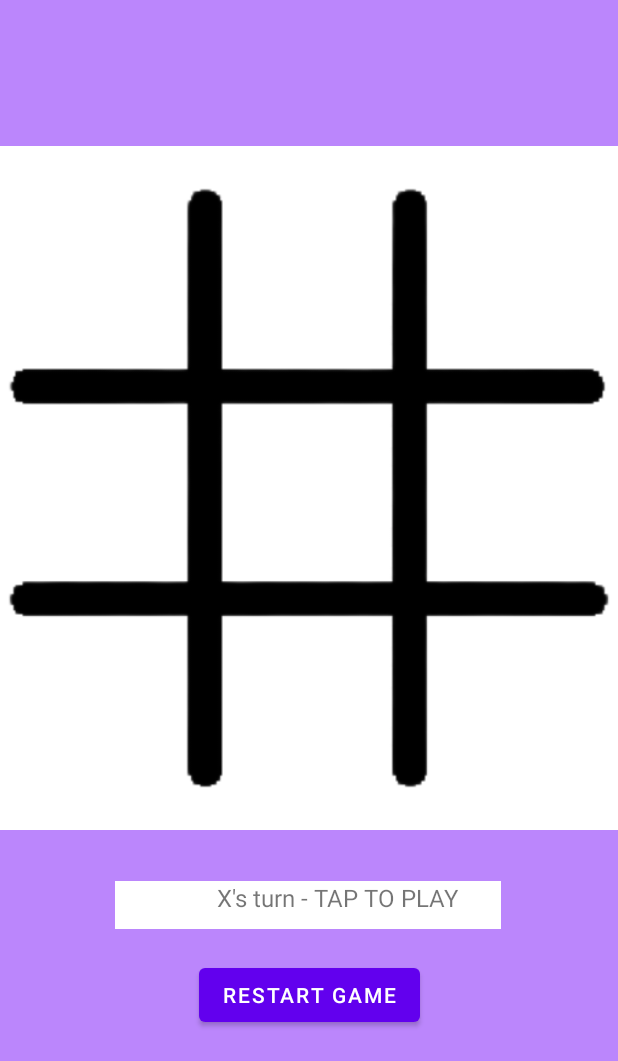
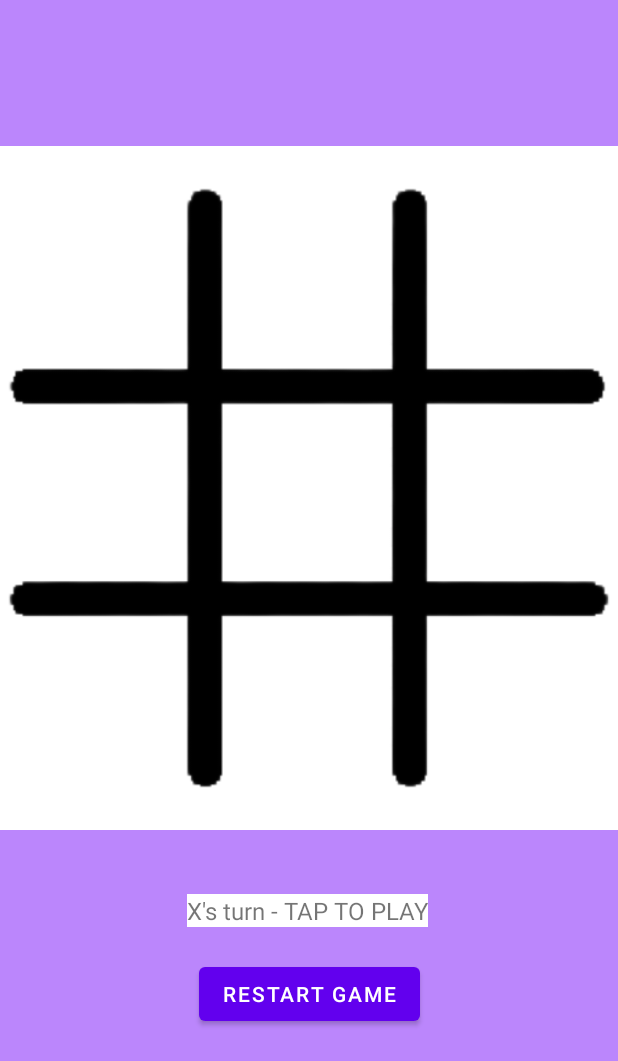
Before and after one commit to EkagraS/Tic-Tac-Toe-game, an Android app: the screen it shows after launch (MainActivity), on a phone screen of 412 x 824 dp, the part 175-1236 px from its top. Run offline under Robolectric (Android 15) with nearby library versions, the phone set to English and light mode, and no system bars.

Commit message:
Tic-Tac-Toe running successfully.

```diff
--- a/app/src/main/res/layout/activity_main.xml
+++ b/app/src/main/res/layout/activity_main.xml
@@ -219,8 +219,8 @@
 
     <TextView
         android:id="@+id/status"
-        android:layout_width="257dp"
-        android:layout_height="32dp"
+        android:layout_width="wrap_content"
+        android:layout_height="wrap_content"
         android:background="#FFFFFF"
         android:text="@string/status"
         android:textSize="16sp"
--- a/app/src/main/res/values/strings.xml
+++ b/app/src/main/res/values/strings.xml
@@ -11,6 +11,6 @@
     <string name="Small_box_8">Small_box_8</string>
     <string name="Small_box_9">Small_box_9</string>
     <string name="Main_Grid">GRID</string>
-    <string name="status">"                 X's turn - TAP TO PLAY"</string>
+    <string name="status">"X's turn - TAP TO PLAY"</string>
     <string name="Reset_button">RESTART GAME</string>
 </resources>
```
Also changed, not shown: app/src/main/java/com/example/tictactoe/MainActivity.java (+16 -18 lines).
